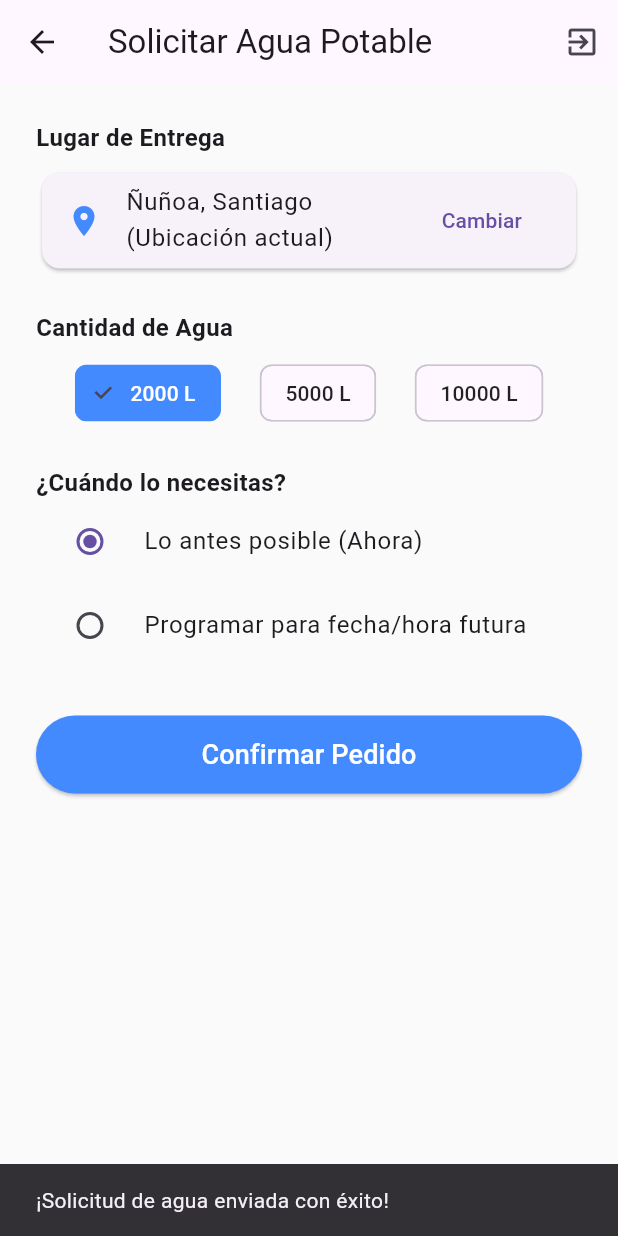
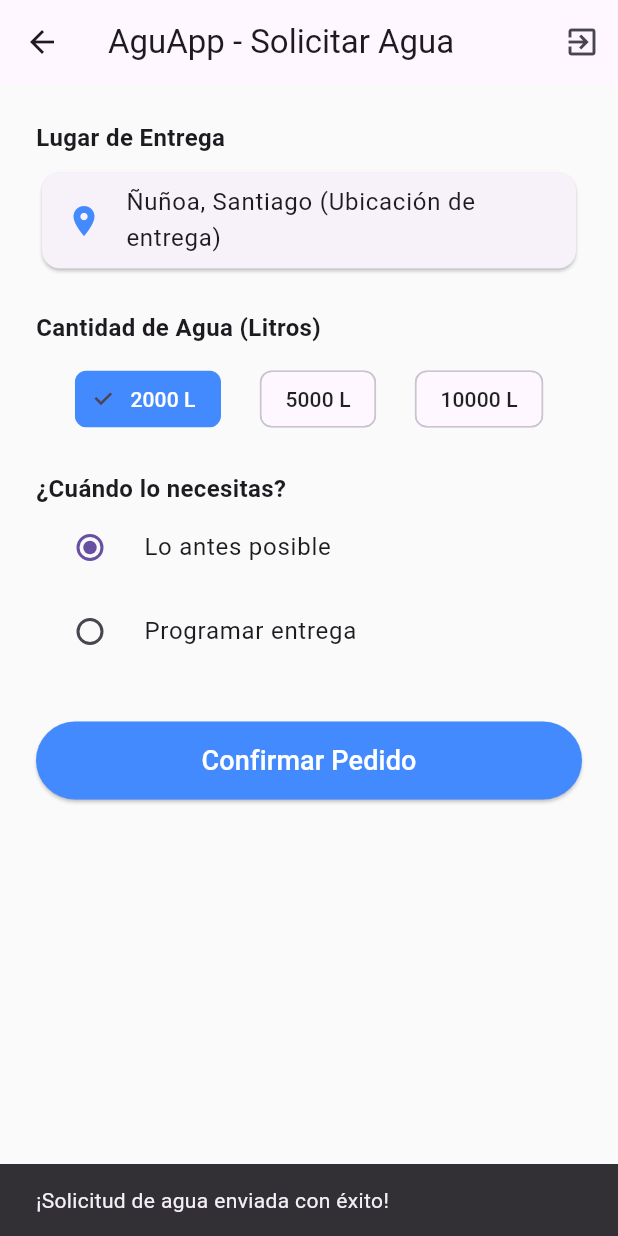
Before and after one commit to capanozo/aguapp, a Flutter app: the ClientRequestScreen screen opened directly, after a tap on "Confirmar Pedido", on a phone screen of 412 x 824 dp. Run offline on Flutter 3.47's test engine with Material 3 defaults, Android fonts, the phone set to English and light mode, and no system bars; our stand-ins replace cloud_firestore, firebase_auth, firebase_core; accounts and stored records are empty.

Commit message:
feat:pantallas cliente y chofer en tiempo real

```diff
--- a/lib/screens/client_request_screen.dart
+++ b/lib/screens/client_request_screen.dart
@@ -1,3 +1,4 @@
+
 import 'package:flutter/material.dart';
 import 'package:firebase_auth/firebase_auth.dart';
 import 'package:cloud_firestore/cloud_firestore.dart';
@@ -13,7 +14,7 @@ class _ClientRequestScreenState extends State<ClientRequestScreen> {
   int _selectedLiters = 2000;
   bool _isImmediate = true;
   DateTime _scheduledDate = DateTime.now().add(const Duration(hours: 2));
-  String _addressText = "Ñuñoa, Santiago (Ubicación actual)";
+  String _addressText = "Ñuñoa, Santiago (Ubicación de entrega)";
   bool _isSubmitting = false;
 
   Future<void> _createOrder() async {
@@ -29,12 +30,14 @@ class _ClientRequestScreenState extends State<ClientRequestScreen> {
         'actualDeliveredLiters': _selectedLiters,
         'deliveryLocation': {
           'addressText': _addressText,
-          'lat': -33.4560, // Coordenadas base
+          'lat': -33.4560,
           'lng': -70.6480,
         },
         'isImmediate': _isImmediate,
-        'scheduledFor': _isImmediate ? DateTime.now().toIso8601String() : _scheduledDate.toIso8601String(),
-        'status': 'PENDING', // PENDING -> OFFERED -> ACCEPTED -> IN_TRANSIT -> COMPLETED
+        'scheduledFor': _isImmediate
+            ? DateTime.now().toIso8601String()
+            : _scheduledDate.toIso8601String(),
+        'status': 'PENDING', // PENDING -> ACCEPTED -> COMPLETED
         'createdAt': FieldValue.serverTimestamp(),
       });
 
@@ -58,7 +61,7 @@ class _ClientRequestScreenState extends State<ClientRequestScreen> {
   Widget build(BuildContext context) {
     return Scaffold(
       appBar: AppBar(
-        title: const Text('Solicitar Agua Potable'),
+        title: const Text('AguApp - Solicitar Agua'),
         actions: [
           IconButton(
             icon: const Icon(Icons.exit_to_app),
@@ -74,35 +77,26 @@ class _ClientRequestScreenState extends State<ClientRequestScreen> {
             child: Column(
               crossAxisAlignment: CrossAxisAlignment.start,
               children: [
-                // Dirección de entrega
                 const Text("Lugar de Entrega", style: TextStyle(fontWeight: FontWeight.bold, fontSize: 16)),
                 const SizedBox(height: 8),
                 Card(
                   child: ListTile(
                     leading: const Icon(Icons.location_on, color: Colors.blueAccent),
                     title: Text(_addressText),
-                    trailing: TextButton(
-                      onPressed: () {
-                        // Conexión futura a Google Places
-                      },
-                      child: const Text("Cambiar"),
-                    ),
                   ),
                 ),
                 const SizedBox(height: 24),
 
-                // Selector de Volumen
-                const Text("Cantidad de Agua", style: TextStyle(fontWeight: FontWeight.bold, fontSize: 16)),
-                const SizedBox(height: 8),
+                const Text("Cantidad de Agua (Litros)", style: TextStyle(fontWeight: FontWeight.bold, fontSize: 16)),
+                const SizedBox(height: 12),
                 Row(
                   mainAxisAlignment: MainAxisAlignment.spaceEvenly,
                   children: [2000, 5000, 10000].map((liters) {
                     final isSelected = _selectedLiters == liters;
                     return ChoiceChip(
-                      label: Text("$liters L"),
+                      label: Text("$liters L", style: TextStyle(color: isSelected ? Colors.white : Colors.black87)),
                       selected: isSelected,
                       selectedColor: Colors.blueAccent,
-                      labelStyle: TextStyle(color: isSelected ? Colors.white : Colors.black87),
                       onSelected: (selected) {
                         if (selected) setState(() => _selectedLiters = liters);
                       },
@@ -111,51 +105,22 @@ class _ClientRequestScreenState extends State<ClientRequestScreen> {
                 ),
                 const SizedBox(height: 24),
 
-                // Programación de Despacho
                 const Text("¿Cuándo lo necesitas?", style: TextStyle(fontWeight: FontWeight.bold, fontSize: 16)),
                 RadioListTile<bool>(
-                  title: const Text("Lo antes posible (Ahora)"),
+                  title: const Text("Lo antes posible"),
                   value: true,
                   groupValue: _isImmediate,
                   onChanged: (val) => setState(() => _isImmediate = val!),
                 ),
                 RadioListTile<bool>(
-                  title: const Text("Programar para fecha/hora futura"),
+                  title: const Text("Programar entrega"),
                   value: false,
                   groupValue: _isImmediate,
                   onChanged: (val) => setState(() => _isImmediate = val!),
                 ),
-                if (!_isImmediate)
-                  Padding(
-                    padding: const EdgeInsets.only(left: 16.0, bottom: 16.0),
-                    child: OutlinedButton.icon(
-                      icon: const Icon(Icons.calendar_today),
-                      label: Text("${_scheduledDate.day}/${_scheduledDate.month} a las ${_scheduledDate.hour}:${_scheduledDate.minute.toString().padLeft(2, '0')}"),
-                      onPressed: () async {
-                        final date = await showDatePicker(
-                          context: context,
-                          initialDate: DateTime.now(),
-                          firstDate: DateTime.now(),
-                          lastDate: DateTime.now().add(const Duration(days: 30)),
-                        );
-                        if (date != null) {
-                          final time = await showTimePicker(
-                            context: context,
-                            initialTime: TimeOfDay.now(),
-                          );
-                          if (time != null) {
-                            setState(() {
-                              _scheduledDate = DateTime(date.year, date.month, date.day, time.hour, time.minute);
-                            });
-                          }
-                        }
-                      },
-                    ),
-                  ),
 
                 const SizedBox(height: 32),
 
-                // Botón Principal
                 SizedBox(
                   width: double.infinity,
                   height: 52,
```
Also changed, not shown: lib/main.dart (+24 -14 lines), lib/screens/driver_panel_screen.dart (added, +144 -0 lines).
